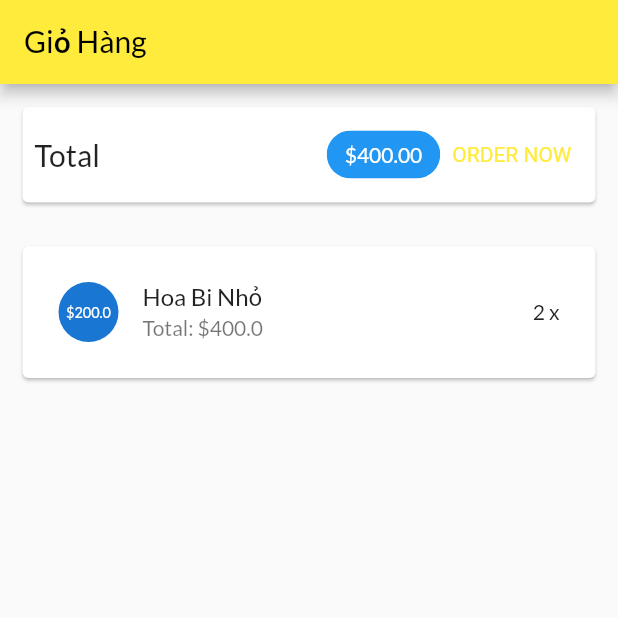
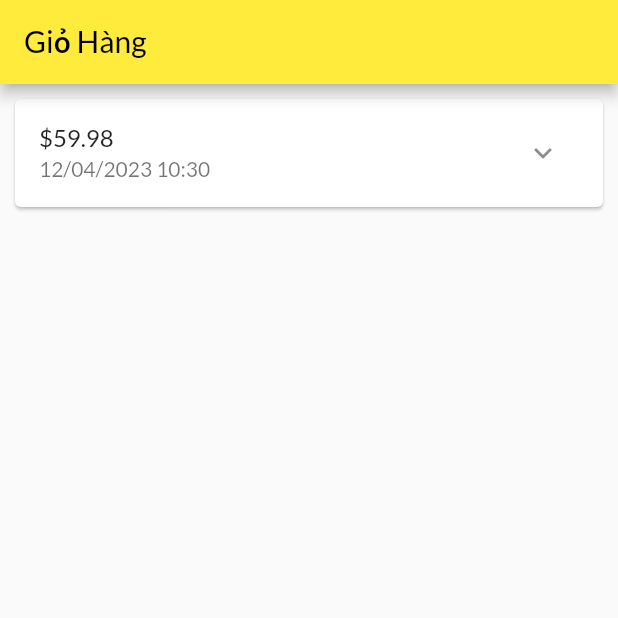
Before and after one commit to VoThienNhan-B1910270/Project_CT48401, a Flutter app: the screen it shows after launch, on a phone screen of 412 x 824 dp, the top half of it. Run offline on Flutter 3.47's test engine with Material 2 defaults, Android fonts, the light colour scheme and no system bars.

Commit message:
Xay dung trang cac dat hang

```diff
--- a/lib/main.dart
+++ b/lib/main.dart
@@ -5,6 +5,7 @@ import 'ui/products/product_detail_screen.dart';
 import 'ui/products/product_overview_screen.dart';
 import 'ui/products/user_products_screen.dart';
 import 'ui/cart/cart_screen.dart';
+import 'ui/orders/orders_screen.dart';
 
 void main() {
   runApp(const MyApp());
@@ -27,7 +28,7 @@ class MyApp extends StatelessWidget {
         ),
       ),
       home: const SafeArea(
-        child: CartScreen(),
+        child: OrdersScreen(),
       ),
     );
   }
--- /dev/null
+++ b/lib/models/order_item.dart
@@ -0,0 +1,34 @@
+//Định nghĩa lớp OrderItem miêu tả thông tin một đặt hàng
+import 'cart_item.dart';
+
+class OrderItem{
+  final String? id;
+  final double amount;
+  final List<CartItem> products;
+  final DateTime dateTime;
+
+  int get productCount{
+    return products.length;
+  }
+
+  OrderItem({
+    this.id,
+    required this.amount,
+    required this.products,
+    DateTime? dateTime,
+  })  : dateTime = dateTime ?? DateTime.now();
+
+  OrderItem copyWith({
+    String? id,
+    double? amount,
+    List<CartItem>? products,
+    DateTime? dateTime,
+  })  {
+    return OrderItem(
+      id: id ?? this.id,
+      amount: amount ?? this.amount,
+      products: products ?? this.products,
+      dateTime: dateTime ?? this.dateTime,
+    );
+  }
+}
--- /dev/null
+++ b/lib/ui/orders/order_item_card.dart
@@ -0,0 +1,81 @@
+//Định nghĩa widget OrderItemCard hiển thị thông tin một đặt hàng
+import 'dart:math';
+import 'package:flutter/material.dart';
+import 'package:intl/intl.dart';
+
+import '../../models/order_item.dart';
+
+class OrderItemCard extends StatefulWidget{
+  final OrderItem order;
+
+  const OrderItemCard(this.order, {super.key});
+
+  @override
+  State<OrderItemCard> createState() => _OrderItemCardState();
+}
+
+class _OrderItemCardState extends State<OrderItemCard>{
+  var _expanded = false;
+
+  @override
+  Widget build(BuildContext context){
+    return Card(
+      margin: const EdgeInsets.all(10),
+      child: Column(
+        children: <Widget>[
+          buildOrderSummary(),
+          if(_expanded) buildOrderDetails()
+        ],
+      ),
+    );
+  }
+
+  Widget buildOrderDetails(){
+    return Container(
+      padding: const EdgeInsets.symmetric(horizontal: 15, vertical: 4),
+      height: min(widget.order.productCount * 20.0 + 10, 100),
+      child: ListView(
+        children: widget.order.products
+          .map(
+            (prod) => Row(
+              mainAxisAlignment: MainAxisAlignment.spaceBetween,
+              children: <Widget>[
+                Text(
+                  prod.title,
+                  style: const TextStyle(
+                    fontSize: 18,
+                    fontWeight: FontWeight.bold,
+                  ),
+                ),
+                Text(
+                  '${prod.quantity}x \$${prod.price}',
+                  style: const TextStyle(
+                    fontSize: 18,
+                    color: Colors.grey,
+                  ),
+                )
+              ],
+            ),
+          )
+        .toList(),
+      ),
+    );
+  }
+
+  Widget buildOrderSummary(){
+    return ListTile(
+      title: Text('\$${widget.order.amount}'),
+      subtitle: Text(
+        DateFormat('dd/MM/yyyy hh:mm').format(widget.order.dateTime),
+      ),
+      trailing: IconButton(
+        icon: Icon(_expanded ? Icons.expand_less : Icons.expand_more),
+        onPressed: (){
+          setState(() {
+            _expanded = !_expanded;
+          });
+        },
+      ),
+    );
+  }
+}
--- /dev/null
+++ b/lib/ui/orders/order_manager.dart
@@ -0,0 +1,31 @@
+//Định nghĩa lớp OrderManager quản lý các đặt hàng
+import 'package:flutter/widgets.dart';
+
+import '../../models/cart_item.dart';
+import '../../models/order_item.dart';
+
+class OrderManager with ChangeNotifier{
+  final List<OrderItem> _orders = [
+    OrderItem(
+      id: 'o1',
+      amount: 59.98,
+      products: [
+        CartItem(
+          id: 'c1',
+          title: 'Bông Bi Nhỏ',
+          quantity: 2,
+          price: 400,
+        )
+      ],
+      dateTime: DateTime.now(),
+    )
+  ];
+
+  int get orderCount{
+    return _orders.length;
+  }
+
+  List<OrderItem> get orders{
+    return [..._orders];
+  }
+}
--- /dev/null
+++ b/lib/ui/orders/orders_screen.dart
@@ -0,0 +1,24 @@
+//Định nghĩa trang hiển thị thông tin các đặt hàng
+import 'package:flutter/material.dart';
+
+import 'order_manager.dart';
+import 'order_item_card.dart';
+
+class OrdersScreen extends StatelessWidget{
+  const OrdersScreen ({super.key});
+
+  @override
+  Widget build(BuildContext context){
+    print('Building Order');
+    final ordersManager = OrderManager();
+    return Scaffold(
+      appBar: AppBar(
+        title: const Text('Giỏ Hàng'),
+      ),
+      body: ListView.builder(
+        itemCount: ordersManager.orderCount,
+        itemBuilder: (ctx,i) => OrderItemCard(ordersManager.orders[i]),
+      ),
+    );
+  }
+}
--- a/pubspec.yaml
+++ b/pubspec.yaml
@@ -39,7 +39,7 @@ dependencies:
 dev_dependencies:
   flutter_test:
     sdk: flutter
-
+  intl: ^0.18.0
   # The "flutter_lints" package below contains a set of recommended lints to
   # encourage good coding practices. The lint set provided by the package is
   # activated in the `analysis_options.yaml` file located at the root of your
```
Also changed, not shown: pubspec.lock.
